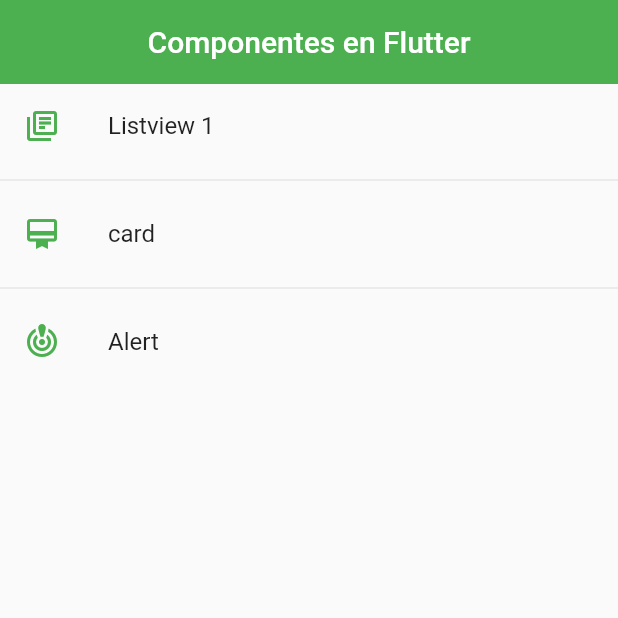
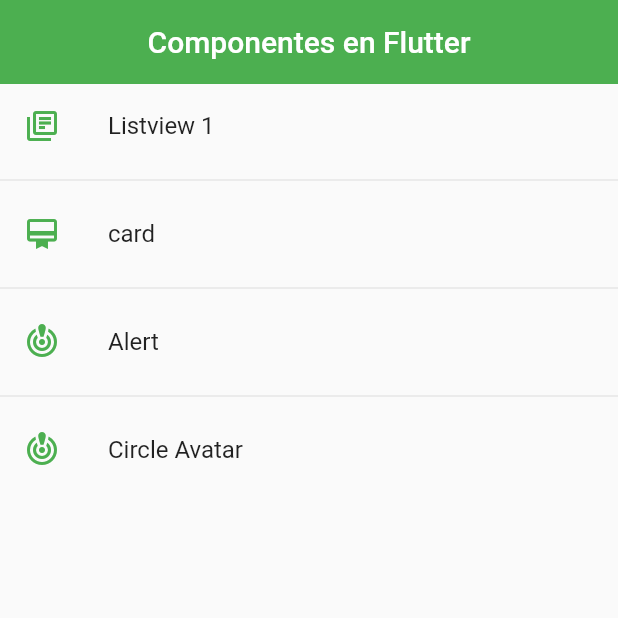
Before and after one commit to Akrata/curso-Flutter, a Flutter app: the screen it shows after launch, on a phone screen of 412 x 824 dp, the top half of it. Run offline on Flutter 3.47's test engine with Material 2 defaults, Android fonts, the phone set to English and light mode, and no system bars.

Commit message:
components_5

```diff
--- a/components_app/lib/router/app_routes.dart
+++ b/components_app/lib/router/app_routes.dart
@@ -28,6 +28,11 @@ class AppRoutes {
         name: 'Alert',
         screen: AlertScreen(),
         icon: Icons.crisis_alert),
+    MenuOptions(
+        route_dir: 'circleAvatar',
+        name: 'Circle Avatar',
+        screen: CircleAvatarScreen(),
+        icon: Icons.crisis_alert),
   ];
 
   static Map<String, Widget Function(BuildContext)> getAppRoutes() {
--- a/components_app/lib/screens/screens.dart
+++ b/components_app/lib/screens/screens.dart
@@ -1,3 +1,5 @@
+export 'package:components_app/screens/circle_avatar_screen.dart';
+
 export 'package:components_app/screens/alert_screen.dart';
 
 export 'package:components_app/screens/home_screen.dart';
```
Also changed, not shown: components_app/lib/screens/circle_avatar_screen.dart (added, +29 -0 lines).
